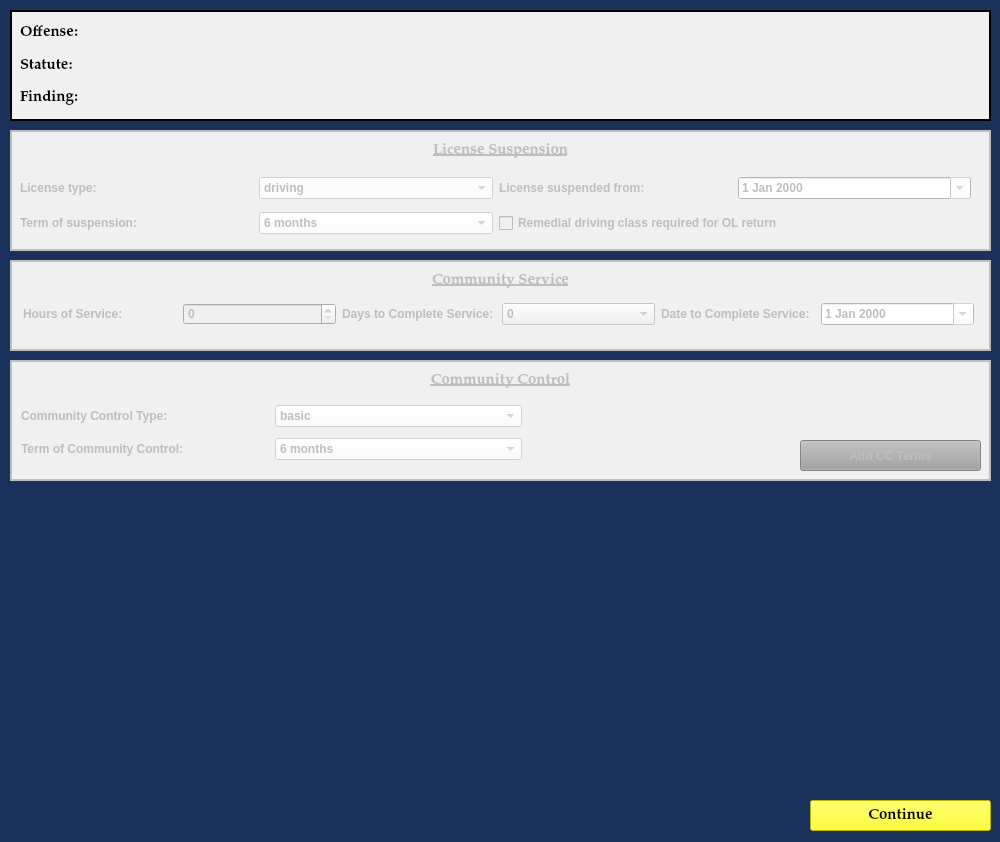
Old version of the form resources/ui/AddConditionsDialog.ui in the repository HunterProgram22/MuniEntry.
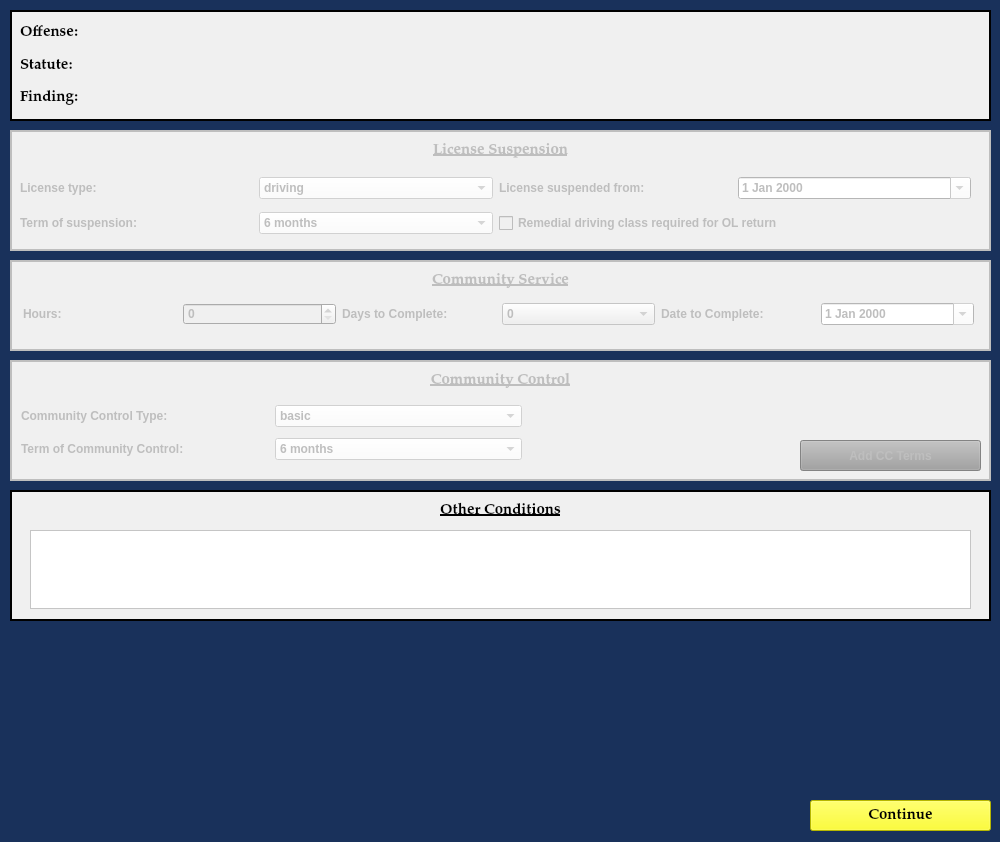
New version of the form.

Commit message: Working on adding other box for add conditions.

Patch:
```diff
--- a/resources/ui/AddConditionsDialog.ui
+++ b/resources/ui/AddConditionsDialog.ui
@@ -311,7 +311,7 @@
      <set>Qt::AlignCenter</set>
     </property>
    </widget>
-   <widget class="QWidget" name="">
+   <widget class="QWidget" name="layoutWidget">
     <property name="geometry">
      <rect>
       <x>10</x>
@@ -474,7 +474,7 @@
      <item row="0" column="0">
       <widget class="QLabel" name="label_15">
        <property name="text">
-        <string>Hours of Service:</string>
+        <string>Hours:</string>
        </property>
       </widget>
      </item>
@@ -484,7 +484,7 @@
      <item row="0" column="2">
       <widget class="QLabel" name="label">
        <property name="text">
-        <string>Days to Complete Service:</string>
+        <string>Days to Complete:</string>
        </property>
       </widget>
      </item>
@@ -530,7 +530,7 @@
      <item row="0" column="4">
       <widget class="QLabel" name="label_22">
        <property name="text">
-        <string>Date to Complete Service:</string>
+        <string>Date to Complete:</string>
        </property>
       </widget>
      </item>
@@ -695,6 +695,76 @@
     </layout>
    </widget>
   </widget>
+  <widget class="QFrame" name="other_conditions_frame">
+   <property name="enabled">
+    <bool>true</bool>
+   </property>
+   <property name="geometry">
+    <rect>
+     <x>10</x>
+     <y>490</y>
+     <width>981</width>
+     <height>131</height>
+    </rect>
+   </property>
+   <property name="styleSheet">
+    <string notr="true">background-color: rgb(240, 240, 240);</string>
+   </property>
+   <property name="frameShape">
+    <enum>QFrame::Box</enum>
+   </property>
+   <property name="frameShadow">
+    <enum>QFrame::Plain</enum>
+   </property>
+   <property name="lineWidth">
+    <number>2</number>
+   </property>
+   <widget class="QLabel" name="label_28">
+    <property name="enabled">
+     <bool>true</bool>
+    </property>
+    <property name="geometry">
+     <rect>
+      <x>10</x>
+      <y>10</y>
+      <width>961</width>
+      <height>21</height>
+     </rect>
+    </property>
+    <property name="font">
+     <font>
+      <family>Palatino Linotype</family>
+      <pointsize>11</pointsize>
+      <weight>75</weight>
+      <italic>false</italic>
+      <bold>true</bold>
+      <underline>true</underline>
+     </font>
+    </property>
+    <property name="text">
+     <string>Other Conditions</string>
+    </property>
+    <property name="alignment">
+     <set>Qt::AlignCenter</set>
+    </property>
+   </widget>
+   <widget class="QTextEdit" name="other_conditions_textEdit">
+    <property name="enabled">
+     <bool>true</bool>
+    </property>
+    <property name="geometry">
+     <rect>
+      <x>20</x>
+      <y>40</y>
+      <width>941</width>
+      <height>79</height>
+     </rect>
+    </property>
+    <property name="styleSheet">
+     <string notr="true">background-color: rgb(255, 255, 255);</string>
+    </property>
+   </widget>
+  </widget>
  </widget>
  <tabstops>
   <tabstop>continue_Button</tabstop>
```
Left out of the diff: 4 changed lines with no effect on the pictures. The commit also changes 5 other files.
